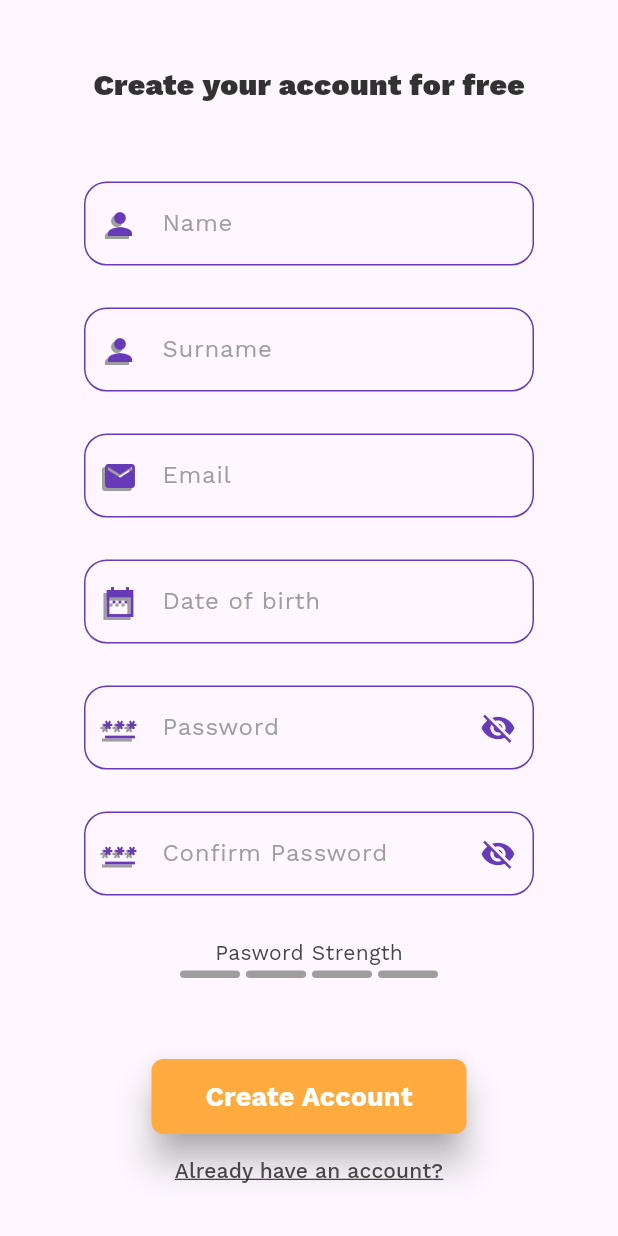
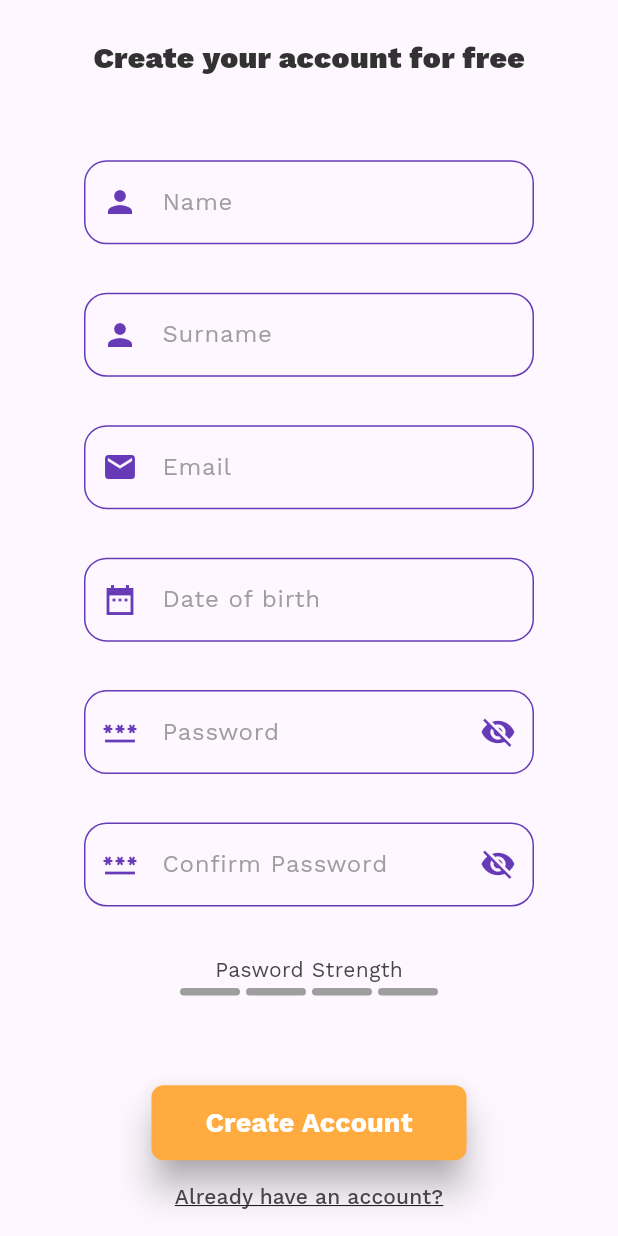
Before and after one commit to SadraMoghadam/TripTales, a Flutter app: the screen it shows after launch, after a tap on "Login", after a tap on "Create Account", on a phone screen of 412 x 824 dp. Run offline on Flutter 3.47's test engine with Material 3 defaults, Android fonts, the phone set to English and light mode, and no system bars; our stand-ins replace dropdown_button2, firebase_core, flutter_colorpicker, image_cropper, image_picker, lottie and 1 more; missing offline and left inert: matrix_gesture_detector; accounts and stored records are empty; network calls fail.

Commit message:
HomePage, LoginPage and RegisterPage resizing on devices

```diff
--- a/lib/src/pages/Login.dart
+++ b/lib/src/pages/Login.dart
@@ -84,11 +84,11 @@ class _LoginPageState extends State<LoginPage> {
       resizeToAvoidBottomInset: true,
       body: SingleChildScrollView(
         child: Container(
-            height: device.height - 20,
-            width: device.width - 20,
+            height: device.height,
+            width: device.width,
             alignment: Alignment.center,
-            padding: EdgeInsets.all(10),
-            margin: EdgeInsets.all(10),
+            //padding: const EdgeInsets.all(10),
+            //margin: const EdgeInsets.all(10),
             child: Form(
               key: _formKey,
               child: Column(
--- a/lib/src/pages/create_text_page.dart
+++ b/lib/src/pages/create_text_page.dart
@@ -172,6 +172,7 @@ class _CreateTextPageState extends State<CreateTextPage> {
                 child: Center(
                   child: CustomTextField(
                     controller: _colorController,
+                    isFieldColor: true,
                     labelText: 'Text color',
                     hintText: 'Text color',
                     // labelTextColor: _selectedColor,
@@ -192,6 +193,7 @@ class _CreateTextPageState extends State<CreateTextPage> {
                 child: Center(
                   child: CustomTextField(
                     controller: _backgroundColorController,
+                    isFieldColor: true,
                     labelText: 'Background color',
                     hintText: 'Background color',
                     // labelTextColor: _selectedBackgroundColor,
@@ -236,22 +238,22 @@ class _CreateTextPageState extends State<CreateTextPage> {
                       child: Stack(
                         alignment: Alignment.topCenter,
                         children: [
-                          const Text("Font size", style: TextStyle(
+                          const Text("Font size",
+                              style: TextStyle(
                                   color: AppColors.text1,
-                            decoration: TextDecoration.underline
-
-                          )),
+                                  decoration: TextDecoration.underline)),
                           SliderTheme(
                             data: SliderThemeData(
                               thumbColor: AppColors.main1,
                               trackHeight: 10,
                               trackShape: RoundedRectSliderTrackShape(),
-                                thumbShape: RoundSliderThumbShape(enabledThumbRadius: 10, pressedElevation: 10),
+                              thumbShape: RoundSliderThumbShape(
+                                  enabledThumbRadius: 10, pressedElevation: 10),
                               inactiveTrackColor: AppColors.main1.shade100,
                               activeTrackColor: AppColors.main1,
                               overlayColor: AppColors.main1.shade200,
-                              overlayShape: RoundSliderThumbShape(enabledThumbRadius: 11, pressedElevation: 11),
-
+                              overlayShape: RoundSliderThumbShape(
+                                  enabledThumbRadius: 11, pressedElevation: 11),
                             ),
                             child: Slider(
                               // thumbColor: AppColors.main1,
@@ -267,8 +269,8 @@ class _CreateTextPageState extends State<CreateTextPage> {
                                   _fontSize = value;
                                 });
                               },
-                          ),)
-
+                            ),
+                          )
                         ],
                       )
                       //   child: CustomTextField(
--- a/lib/src/pages/home.dart
+++ b/lib/src/pages/home.dart
@@ -13,14 +13,14 @@ class HomePage extends StatelessWidget {
     return Scaffold(
       resizeToAvoidBottomInset: false,
       body: Container(
-        height: device.height - 20,
-        width: device.width - 20,
+        height: device.height,
+        width: device.width,
         alignment: Alignment.center,
-        padding: EdgeInsets.all(10),
-        margin: EdgeInsets.all(10),
+        //padding: const EdgeInsets.all(10),
+        //margin: const EdgeInsets.all(10),
         child: Column(
           children: <Widget>[
-            Flexible(fit: FlexFit.loose, flex: 7, child: buildHome()),
+            Flexible(fit: FlexFit.tight, flex: 7, child: buildHome()),
             Flexible(fit: FlexFit.tight, flex: 1, child: buildButtons(context)),
           ],
         ),
--- a/lib/src/pages/register.dart
+++ b/lib/src/pages/register.dart
@@ -135,11 +135,11 @@ class _RegisterPageState extends State<RegisterPage> {
       resizeToAvoidBottomInset: true,
       body: SingleChildScrollView(
         child: Container(
-          height: device.height - 20,
-          width: device.width - 20,
+          height: device.height,
+          width: device.width,
           alignment: Alignment.center,
-          padding: EdgeInsets.all(10),
-          margin: EdgeInsets.all(10),
+          //padding: const EdgeInsets.all(10),
+          //margin: const EdgeInsets.all(10),
           child: Form(
             key: _formKey,
             child: Column(
@@ -147,7 +147,7 @@ class _RegisterPageState extends State<RegisterPage> {
               children: <Widget>[
                 Flexible(fit: FlexFit.tight, flex: 3, child: buildHeader()),
                 Flexible(fit: FlexFit.tight, flex: 24, child: buildBody()),
-                Spacer(
+                const Spacer(
                   flex: 1,
                 ),
                 Flexible(fit: FlexFit.tight, flex: 4, child: buildFooter())
--- a/lib/src/widgets/dropdown_button.dart
+++ b/lib/src/widgets/dropdown_button.dart
@@ -30,7 +30,7 @@ class _CustomDropdownButtonState extends State<CustomDropdownButton> {
               Icons.list,
               size: 24,
               color: AppColors.main1,
-                shadows: [Shadow(color: Colors.grey, offset: Offset(-2, 2))]
+              //shadows: [Shadow(color: Colors.grey, offset: Offset(-2, 2))]
             ),
             const SizedBox(
               width: 12,
@@ -55,7 +55,7 @@ class _CustomDropdownButtonState extends State<CustomDropdownButton> {
                         Icons.list,
                         size: 24,
                         color: AppColors.main1,
-                        shadows: [Shadow(color: Colors.grey, offset: Offset(0, 3))]
+                        //shadows: [Shadow(color: Colors.grey, offset: Offset(0, 3))]
                       ),
                       const SizedBox(
                         width: 12,
@@ -91,7 +91,7 @@ class _CustomDropdownButtonState extends State<CustomDropdownButton> {
         ),
         iconStyleData: const IconStyleData(
           icon: Icon(
-              Icons.arrow_forward_ios_outlined,
+            Icons.arrow_forward_ios_outlined,
           ),
           iconSize: 14,
           iconEnabledColor: AppColors.text3,
--- a/lib/src/widgets/text_field.dart
+++ b/lib/src/widgets/text_field.dart
@@ -35,6 +35,7 @@ class CustomTextField extends StatefulWidget {
   final Color textColor;
   final double fontSize;
   final FontStyle fontStyle;
+  final bool isFieldColor;
 
   CustomTextField({
     Key? key,
@@ -69,6 +70,7 @@ class CustomTextField extends StatefulWidget {
     this.textColor = AppColors.text1,
     this.fontSize = 16,
     this.fontStyle = FontStyle.normal,
+    this.isFieldColor = false,
   }) : super(key: key);
 
   @override
@@ -79,7 +81,7 @@ class _CustomTextFieldState extends State<CustomTextField> {
   @override
   Widget build(BuildContext context) {
     return SizedBox(
-      height: 50,
+        height: 50,
         width: 300,
         child: TextFormField(
           style: TextStyle(
@@ -104,7 +106,11 @@ class _CustomTextFieldState extends State<CustomTextField> {
             labelStyle: TextStyle(color: widget.labelTextColor),
             hintText: widget.hintText,
             hintStyle: TextStyle(color: widget.hintTextColor),
-            prefixIcon: Icon(widget.prefixIcon, color: widget.iconColor, shadows: [Shadow(color: Colors.grey, offset: Offset(-2, 2))]),
+            prefixIcon: Icon(widget.prefixIcon,
+                color: widget.iconColor,
+                shadows: widget.isFieldColor
+                    ? [const Shadow(color: Colors.grey, offset: Offset(-2, 2))]
+                    : null),
             suffixIcon: widget.isPassword
                 ? IconButton(
                     icon: Icon(widget.isPasswordVisible
```
Lines whose indentation alone changed are shown as unchanged.
